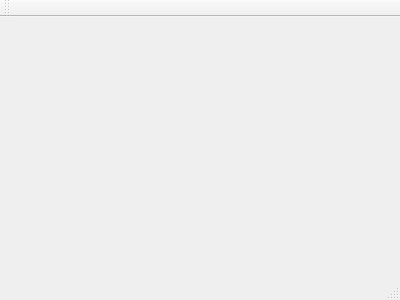
First picture: the form in repo_project/MainMenuGUI/mainmenugui.ui, repository tokorealand/CS205, before the edit.
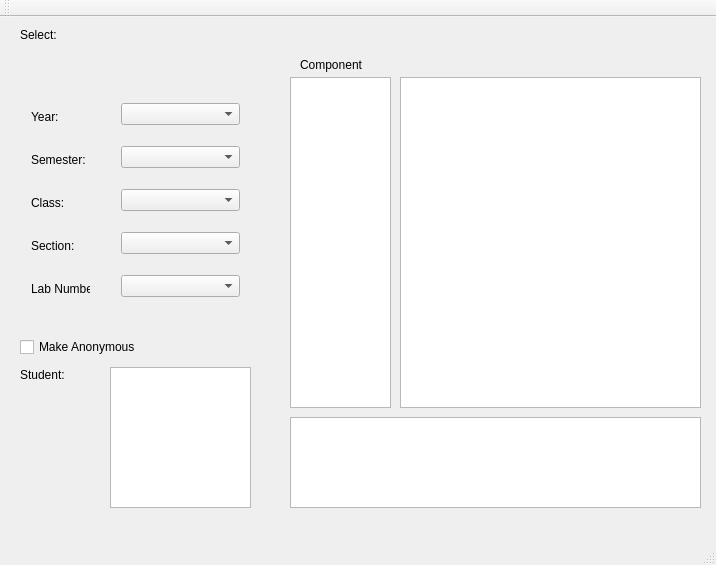
Second picture: the form after the edit.

What changed in the file:
```diff
--- a/repo_project/MainMenuGUI/mainmenugui.ui
+++ b/repo_project/MainMenuGUI/mainmenugui.ui
@@ -1,24 +1,206 @@
 <ui version="4.0">
  <class>MainMenuGUI</class>
- <widget class="QMainWindow" name="MainMenuGUI" >
-  <property name="geometry" >
+ <widget class="QMainWindow" name="MainMenuGUI">
+  <property name="geometry">
    <rect>
     <x>0</x>
     <y>0</y>
-    <width>400</width>
-    <height>300</height>
+    <width>716</width>
+    <height>565</height>
    </rect>
   </property>
   <property name="windowTitle" >
    <string>MainMenuGUI</string>
   </property>
-  <widget class="QMenuBar" name="menuBar" />
-  <widget class="QToolBar" name="mainToolBar" />
-  <widget class="QWidget" name="centralWidget" />
-  <widget class="QStatusBar" name="statusBar" />
+  <widget class="QWidget" name="centralWidget">
+   <widget class="QLabel" name="label">
+    <property name="geometry">
+     <rect>
+      <x>20</x>
+      <y>10</y>
+      <width>51</width>
+      <height>16</height>
+     </rect>
+    </property>
+    <property name="text">
+     <string>Select:</string>
+    </property>
+   </widget>
+   <widget class="QLabel" name="label_7">
+    <property name="geometry">
+     <rect>
+      <x>20</x>
+      <y>350</y>
+      <width>52</width>
+      <height>16</height>
+     </rect>
+    </property>
+    <property name="text">
+     <string>Student:</string>
+    </property>
+   </widget>
+   <widget class="QLabel" name="label_8">
+    <property name="geometry">
+     <rect>
+      <x>300</x>
+      <y>40</y>
+      <width>91</width>
+      <height>16</height>
+     </rect>
+    </property>
+    <property name="text">
+     <string>Component</string>
+    </property>
+   </widget>
+   <widget class="QListWidget" name="listWidget">
+    <property name="geometry">
+     <rect>
+      <x>400</x>
+      <y>60</y>
+      <width>301</width>
+      <height>331</height>
+     </rect>
+    </property>
+   </widget>
+   <widget class="QListWidget" name="listWidget_2">
+    <property name="geometry">
+     <rect>
+      <x>290</x>
+      <y>60</y>
+      <width>101</width>
+      <height>331</height>
+     </rect>
+    </property>
+   </widget>
+   <widget class="QListWidget" name="listWidget_3">
+    <property name="geometry">
+     <rect>
+      <x>290</x>
+      <y>400</y>
+      <width>411</width>
+      <height>91</height>
+     </rect>
+    </property>
+   </widget>
+   <widget class="QCheckBox" name="checkBox">
+    <property name="geometry">
+     <rect>
+      <x>20</x>
+      <y>320</y>
+      <width>131</width>
+      <height>20</height>
+     </rect>
+    </property>
+    <property name="text">
+     <string>Make Anonymous</string>
+    </property>
+   </widget>
+   <widget class="QListWidget" name="listWidget_4">
+    <property name="geometry">
+     <rect>
+      <x>110</x>
+      <y>350</y>
+      <width>141</width>
+      <height>141</height>
+     </rect>
+    </property>
+   </widget>
+   <widget class="QWidget" name="">
+    <property name="geometry">
+     <rect>
+      <x>110</x>
+      <y>60</y>
+      <width>141</width>
+      <height>251</height>
+     </rect>
+    </property>
+    <layout class="QVBoxLayout" name="verticalLayout">
+     <item>
+      <widget class="QComboBox" name="yearSelect"/>
+     </item>
+     <item>
+      <widget class="QComboBox" name="semesterSelect"/>
+     </item>
+     <item>
+      <widget class="QComboBox" name="classSelect"/>
+     </item>
+     <item>
+      <widget class="QComboBox" name="sectionSelect"/>
+     </item>
+     <item>
+      <widget class="QComboBox" name="labSelect"/>
+     </item>
+    </layout>
+   </widget>
+   <widget class="QWidget" name="">
+    <property name="geometry">
+     <rect>
+      <x>20</x>
+      <y>70</y>
+      <width>81</width>
+      <height>231</height>
+     </rect>
+    </property>
+    <layout class="QVBoxLayout" name="verticalLayout_2">
+     <item>
+      <widget class="QLabel" name="label_2">
+       <property name="text">
+        <string>Year:</string>
+       </property>
+      </widget>
+     </item>
+     <item>
+      <widget class="QLabel" name="label_3">
+       <property name="text">
+        <string>Semester:</string>
+       </property>
+      </widget>
+     </item>
+     <item>
+      <widget class="QLabel" name="label_4">
+       <property name="text">
+        <string>Class:</string>
+       </property>
+      </widget>
+     </item>
+     <item>
+      <widget class="QLabel" name="label_5">
+       <property name="text">
+        <string>Section:</string>
+       </property>
+      </widget>
+     </item>
+     <item>
+      <widget class="QLabel" name="label_6">
+       <property name="text">
+        <string>Lab Number:</string>
+       </property>
+      </widget>
+     </item>
+    </layout>
+   </widget>
+  </widget>
+  <widget class="QMenuBar" name="menuBar">
+   <property name="geometry">
+    <rect>
+     <x>0</x>
+     <y>0</y>
+     <width>716</width>
+     <height>22</height>
+    </rect>
+   </property>
+  </widget>
+  <widget class="QToolBar" name="mainToolBar">
+   <attribute name="toolBarArea">
+    <enum>TopToolBarArea</enum>
+   </attribute>
+   <attribute name="toolBarBreak">
+    <bool>false</bool>
+   </attribute>
+  </widget>
+  <widget class="QStatusBar" name="statusBar"/>
  </widget>
- <layoutDefault spacing="6" margin="11" />
- <pixmapfunction></pixmapfunction>
+ <layoutdefault spacing="6" margin="11"/>
  <resources/>
  <connections/>
 </ui>
```
Left out of the diff: 3 changed lines with no effect on the pictures.
